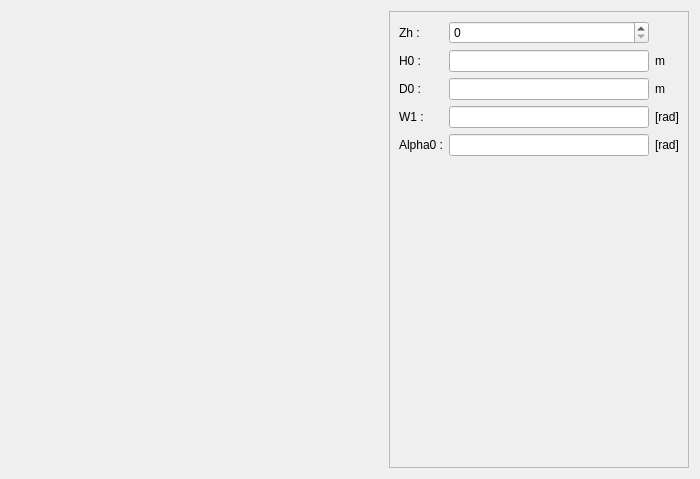
Qt form pyleecan/GUI/Dialog/DMachineSetup/DAVDuct/PVentPolar/PVentPolar.ui (Eomys/pyleecan) before a commit.
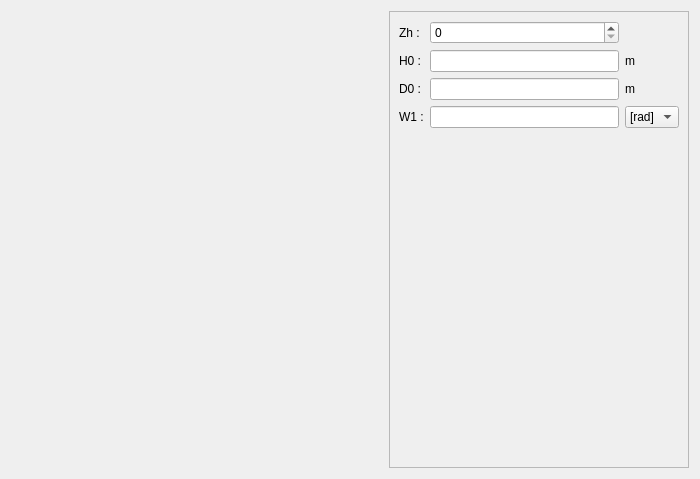
The same form after that commit. Icons and pictures are not drawn. Custom widgets are drawn as their Qt base class.

Commit message: [CO] Rework Ventilation GUI: - Close tab instead of "Remove button" - Alpha0 is now share for all schematics + rad/deg - VentPolar W1 rad/deg

Diff of the .ui file:
```diff
--- a/pyleecan/GUI/Dialog/DMachineSetup/DAVDuct/PVentPolar/PVentPolar.ui
+++ b/pyleecan/GUI/Dialog/DMachineSetup/DAVDuct/PVentPolar/PVentPolar.ui
@@ -144,27 +144,17 @@
           <widget class="FloatEdit" name="lf_W1"/>
          </item>
          <item row="3" column="2">
-          <widget class="QLabel" name="unit_W1">
-           <property name="text">
-            <string>[rad]</string>
-           </property>
-          </widget>
-         </item>
-         <item row="4" column="0">
-          <widget class="QLabel" name="in_Alpha0">
-           <property name="text">
-            <string>Alpha0 :</string>
-           </property>
-          </widget>
-         </item>
-         <item row="4" column="1">
-          <widget class="FloatEdit" name="lf_Alpha0"/>
-         </item>
-         <item row="4" column="2">
-          <widget class="QLabel" name="unit_Alpha0">
-           <property name="text">
-            <string>[rad]</string>
-           </property>
+          <widget class="QComboBox" name="c_W1_unit">
+           <item>
+            <property name="text">
+             <string>[rad]</string>
+            </property>
+           </item>
+           <item>
+            <property name="text">
+             <string>[°]</string>
+            </property>
+           </item>
           </widget>
          </item>
         </layout>
@@ -203,6 +193,11 @@
    <header>......GUI.Dialog.DMachineSetup.DAVDuct.WVentOut.WVentOut.h</header>
    <container>1</container>
   </customwidget>
+  <customwidget>
+   <class>SpinBox</class>
+   <extends>QSpinBox</extends>
+   <header>......GUI/Tools/SpinBox.h</header>
+  </customwidget>
  </customwidgets>
  <tabstops>
   <tabstop>lf_H0</tabstop>
```
Left out of the diff: 55 changed lines with no effect on the pictures. The commit also changes 26 other files.
